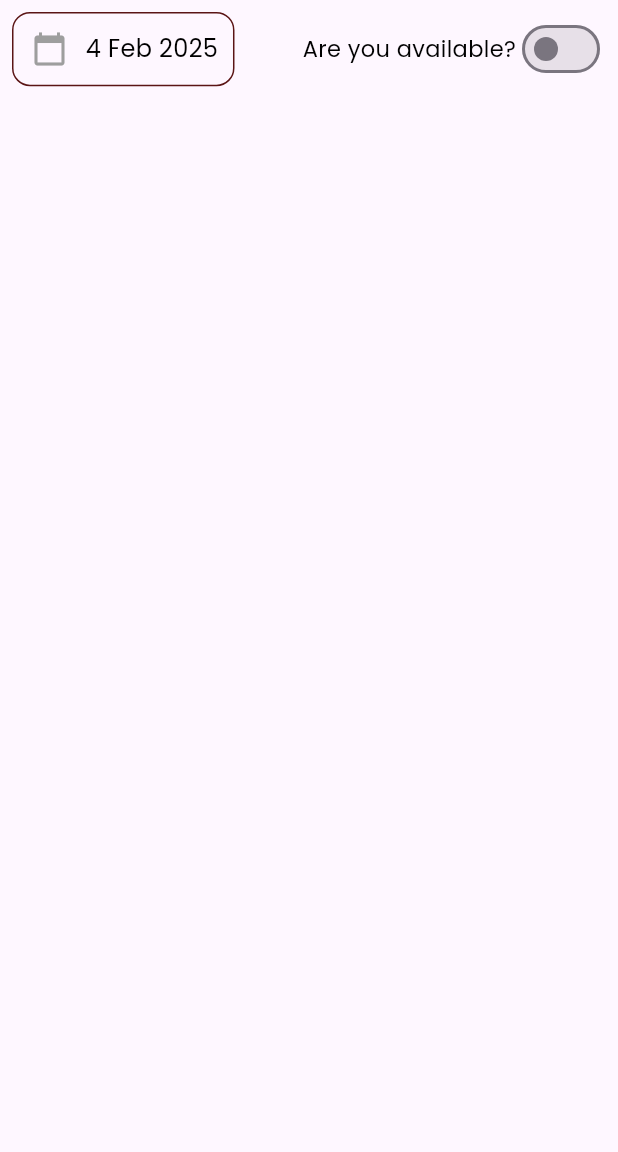
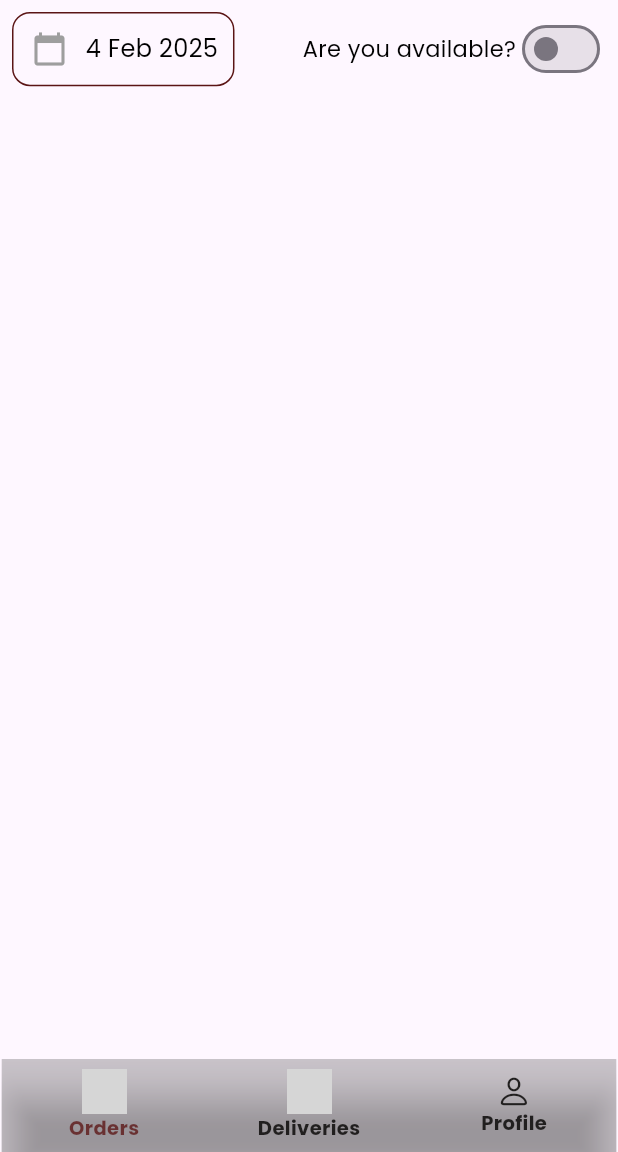
Before and after one commit to JohnGastone/Delivery-Pal, a Flutter app: the screen it shows after launch, after a tap on "Go Online", on a phone screen of 412 x 824 dp, the part 84-1236 px from its top. Run offline on Flutter 3.47's test engine with Material 3 defaults, Android fonts, the phone set to English and light mode, and no system bars; our stand-ins replace google_fonts; grey boxes are pictures that could not be loaded.

Commit message:
feat: Add InitPage with bottom navigation and integrate assets

```diff
--- /dev/null
+++ b/lib/Init.dart
@@ -0,0 +1,100 @@
+import 'package:deliveryboy/Delivery/HomePage.dart';
+import 'package:flutter/cupertino.dart';
+import 'package:flutter/material.dart';
+import 'package:google_fonts/google_fonts.dart';
+
+class InitPage extends StatefulWidget {
+  const InitPage({super.key});
+
+  @override
+  State<InitPage> createState() => _InitPageState();
+}
+
+class _InitPageState extends State<InitPage> {
+  int _selectedIndex = 0;
+
+  static final List<Widget> _pages = <Widget>[
+    const HomePage(),
+    const HomePage(),
+    const HomePage(),
+  ];
+
+  void _onItemTapped(int index) {
+    setState(() {
+      _selectedIndex = index;
+    });
+  }
+
+  @override
+  Widget build(BuildContext context) {
+    return Scaffold(
+      backgroundColor: Colors.grey.withOpacity(0.9),
+      body: Stack(
+        children: [
+          _pages[_selectedIndex],
+          Positioned(
+            bottom: 0,
+            left: 1,
+            right: 1,
+            child: ClipRRect(
+              child: BottomNavigationBar(
+                selectedLabelStyle: GoogleFonts.poppins(
+                    fontSize: 13, fontWeight: FontWeight.bold),
+                unselectedLabelStyle: GoogleFonts.poppins(
+                    fontSize: 13, fontWeight: FontWeight.bold),
+                backgroundColor: const Color.fromARGB(58, 52, 51, 51),
+                items: <BottomNavigationBarItem>[
+                  BottomNavigationBarItem(
+                    icon: ColorFiltered(
+                      colorFilter: ColorFilter.mode(
+                          _selectedIndex == 0
+                              ? const Color.fromARGB(200, 91, 21, 21)
+                              : const Color.fromARGB(255, 33, 31, 31),
+                          BlendMode.srcIn),
+                      child: Image.asset(
+                        "./assets/bike.png",
+                        height: 30,
+                        width: 30,
+                      ),
+                    ),
+                    label: 'Orders',
+                  ),
+                  BottomNavigationBarItem(
+                    icon: ColorFiltered(
+                      colorFilter: ColorFilter.mode(
+                          _selectedIndex == 1
+                              ? const Color.fromARGB(200, 91, 21, 21)
+                              : const Color.fromARGB(255, 33, 31, 31),
+                          BlendMode.srcIn),
+                      child: Image.asset(
+                        "./assets/order.png",
+                        height: 30,
+                        width: 30,
+                      ),
+                    ),
+                    label: 'Deliveries',
+                  ),
+                  BottomNavigationBarItem(
+                    icon: ColorFiltered(
+                        colorFilter: ColorFilter.mode(
+                            _selectedIndex == 2
+                                ? const Color.fromARGB(200, 91, 21, 21)
+                                : const Color.fromARGB(255, 33, 31, 31),
+                            BlendMode.srcIn),
+                        child: Icon(CupertinoIcons.person)),
+                    label: 'Profile',
+                  ),
+                ],
+                currentIndex: _selectedIndex,
+                selectedItemColor: const Color.fromARGB(200, 91, 21, 21),
+                unselectedItemColor: const Color.fromARGB(255, 33, 31, 31),
+                onTap: _onItemTapped,
+                elevation: 10,
+              ),
+            ),
+          )
+        ],
+      ),
+    );
+  }
+}
--- a/lib/Introduction.dart
+++ b/lib/Introduction.dart
@@ -1,6 +1,7 @@
 // ignore_for_file: deprecated_member_use
 
 import 'package:deliveryboy/Delivery/HomePage.dart';
+import 'package:deliveryboy/Init.dart';
 import 'package:deliveryboy/Onboarding/SignIn.dart';
 import 'package:flutter/cupertino.dart';
 import 'package:flutter/material.dart';
@@ -149,7 +150,7 @@ class _IntroductionPageState extends State<IntroductionPage> {
           onTap: () {
             Navigator.push(
               context,
-              CupertinoPageRoute(builder: (context) => const HomePage()),
+              CupertinoPageRoute(builder: (context) => const InitPage()),
             );
           },
           child: Container(
```
Also changed, not shown: assets/bike.png (added), assets/order.png (added).
